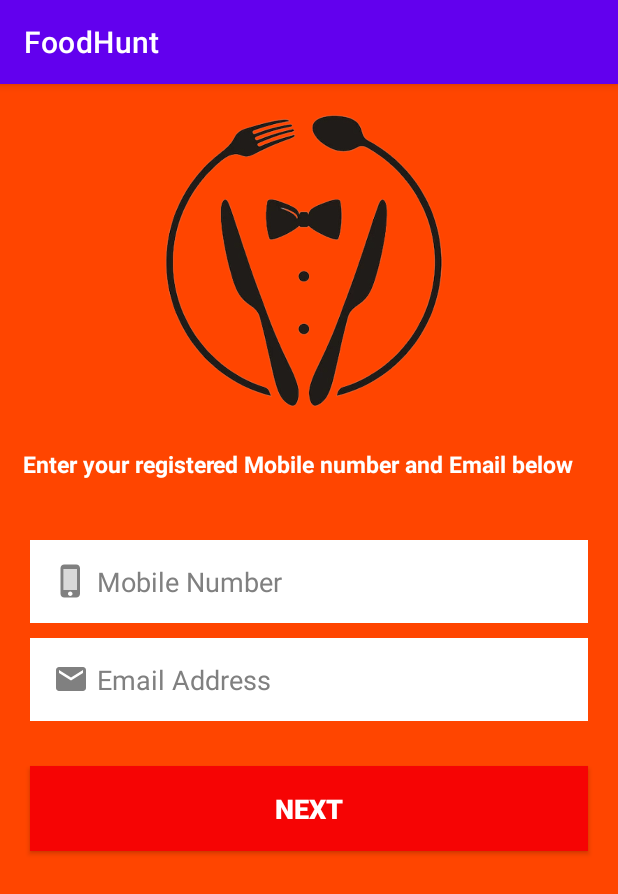
After one commit to Saral03/FoodHunt-App, an Android app: the ForgotPassword screen opened directly, with no data from a screen before it, on a phone screen of 412 x 824 dp. The commit adds this screen. Shown: the top 894 px of the screen. Run offline under Robolectric (Android 15) with nearby library versions, the phone set to English and light mode, and no system bars.

Commit message:
Created ForgotPassword page

```diff
--- a/app/src/main/AndroidManifest.xml
+++ b/app/src/main/AndroidManifest.xml
@@ -14,12 +14,15 @@
         android:theme="@style/Theme.FoodHunt"
         tools:targetApi="31">
         <activity
+            android:name=".ForgotPassword"
+            android:exported="false" />
+        <activity
             android:name=".Registration_Show"
             android:exported="false" />
         <activity
             android:name=".Registration"
             android:exported="false"
-            android:parentActivityName=".Login_Show"/>
+            android:parentActivityName=".Login_Show" />
         <activity
             android:name=".Login_Show"
             android:exported="false" />
--- /dev/null
+++ b/app/src/main/java/com/example/foodhunt/ForgotPassword.kt
@@ -0,0 +1,20 @@
+package com.example.foodhunt
+
+import androidx.appcompat.app.AppCompatActivity
+import android.os.Bundle
+import android.widget.Button
+import android.widget.EditText
+
+lateinit var mobile_fp:EditText
+lateinit var email_fp:EditText
+lateinit var but_fp:Button
+
+class ForgotPassword : AppCompatActivity() {
+    override fun onCreate(savedInstanceState: Bundle?) {
+        super.onCreate(savedInstanceState)
+        setContentView(R.layout.activity_forgot_password)
+        mobile_fp=findViewById(R.id.mobile_fp)
+        email_fp=findViewById(R.id.email_fp)
+        but_fp=findViewById(R.id.but_fp)
+    }
+}
--- a/app/src/main/java/com/example/foodhunt/Login.kt
+++ b/app/src/main/java/com/example/foodhunt/Login.kt
@@ -54,6 +54,10 @@ class MainActivity : AppCompatActivity() {
             val intent=Intent(this@MainActivity,Registration::class.java)
             startActivity(intent)
         }
+        fp.setOnClickListener {
+            val intent=Intent(this@MainActivity,ForgotPassword::class.java)
+            startActivity(intent)
+        }
     }
     fun savelogin(e:String,p:String){
         sharedPreferences.edit().putBoolean("IsloggedIn",true).apply()
--- a/app/src/main/java/com/example/foodhunt/Registration_Show.kt
+++ b/app/src/main/java/com/example/foodhunt/Registration_Show.kt
@@ -20,5 +20,11 @@ class Registration_Show : AppCompatActivity() {
         delivery_reg_tv=findViewById(R.id.delivery_reg_tv)
         pass_reg_tv=findViewById(R.id.pass_reg_tv)
         pass_confirm_reg_tv=findViewById(R.id.pass_confirm_reg_tv)
+        name_reg_tv.setText(intent.getStringExtra("Name"))
+        email_reg_tv.setText(intent.getStringExtra("Email_reg"))
+        mobile_reg_tv.setText(intent.getStringExtra("Mobile_reg"))
+        delivery_reg_tv.setText(intent.getStringExtra("delivery_reg"))
+        pass_reg_tv.setText(intent.getStringExtra("pass_reg"))
+        pass_confirm_reg_tv.setText((intent.getStringExtra("pass_confirm_reg")))
     }
 }
--- /dev/null
+++ b/app/src/main/res/layout/activity_forgot_password.xml
@@ -0,0 +1,88 @@
+<?xml version="1.0" encoding="utf-8"?>
+<RelativeLayout xmlns:android="http://schemas.android.com/apk/res/android"
+    xmlns:app="http://schemas.android.com/apk/res-auto"
+    xmlns:tools="http://schemas.android.com/tools"
+    android:layout_width="match_parent"
+    android:layout_height="match_parent"
+    tools:context=".ForgotPassword"
+    android:background="#FF4500">
+    <ImageView
+        android:id="@+id/img_logo"
+        android:layout_width="240dp"
+        android:layout_height="240dp"
+        android:layout_centerHorizontal="true"
+        android:layout_marginTop="-7dp"
+        android:src="@drawable/logo_food"></ImageView>
+
+    <EditText
+        android:id="@+id/mobile_fp"
+        android:layout_width="match_parent"
+        android:layout_height="wrap_content"
+        android:layout_below="@id/info_fp"
+        android:layout_marginLeft="20dp"
+        android:layout_marginTop="40dp"
+        android:layout_marginRight="20dp"
+        android:background="@color/white"
+        android:drawableStart="@drawable/ic_twotone_phone_iphone_24"
+        android:drawablePadding="5dp"
+        android:hint="Mobile Number"
+        android:inputType="number"
+        android:maxLength="10"
+        android:padding="15dp"
+        android:textColor="@color/black"
+        android:textColorHint="#808080"
+        android:textSize="18sp">
+
+    </EditText>
+
+    <EditText
+        android:id="@+id/email_fp"
+        android:layout_width="match_parent"
+        android:layout_height="wrap_content"
+        android:layout_below="@id/mobile_fp"
+        android:layout_marginLeft="20dp"
+        android:layout_marginTop="10dp"
+        android:layout_marginRight="20dp"
+        android:background="@color/white"
+        android:drawableStart="@drawable/ic_baseline_email_24"
+        android:drawablePadding="5dp"
+        android:hint="Email Address"
+        android:inputType="textEmailAddress"
+        android:padding="15dp"
+        android:textColor="@color/black"
+        android:textColorHint="#808080"
+        android:textSize="18sp">
+
+    </EditText>
+
+    <androidx.appcompat.widget.AppCompatButton
+        android:id="@+id/but_fp"
+        android:layout_width="match_parent"
+        android:layout_height="wrap_content"
+        android:layout_below="@id/email_fp"
+        android:layout_marginLeft="20dp"
+        android:layout_marginTop="30dp"
+        android:layout_marginRight="20dp"
+        android:background="#F60404"
+        android:padding="16dp"
+        android:text="NEXT"
+        android:textColor="@color/white"
+        android:textSize="18sp"
+        android:textStyle="bold">
+
+    </androidx.appcompat.widget.AppCompatButton>
+
+    <TextView
+        android:id="@+id/info_fp"
+        android:layout_width="match_parent"
+        android:layout_height="wrap_content"
+        android:layout_below="@id/img_logo"
+        android:layout_marginLeft="15dp"
+        android:paddingTop="10dp"
+        android:text="Enter your registered Mobile number and Email below"
+        android:textColor="@color/white"
+        android:textSize="15sp"
+        android:textStyle="bold">
+
+    </TextView>
+</RelativeLayout>
```
Also changed, not shown: app/src/main/java/com/example/foodhunt/Registration.kt (+17 -4 lines), app/src/main/res/layout/activity_registration.xml (+27 -26 lines), app/src/main/res/layout/activity_registration_show.xml (+6 -9 lines).
